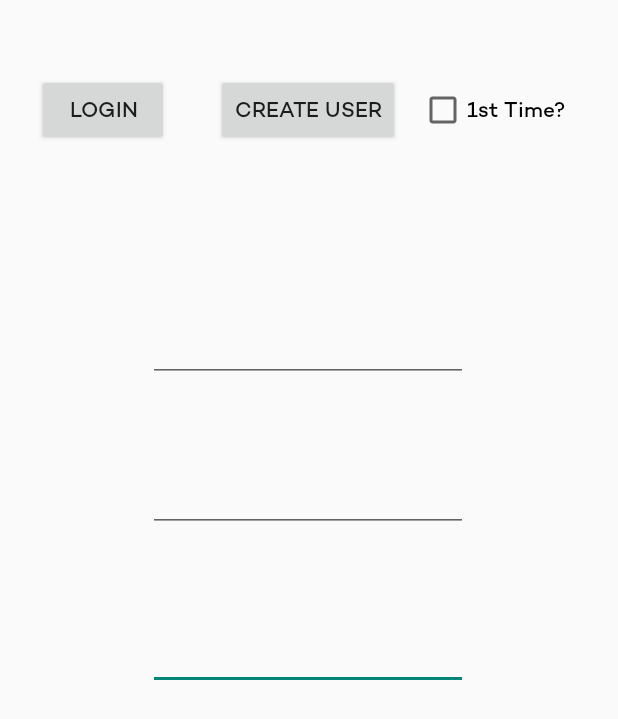
After one commit to Plytek/roadsplit, an Android app: the UserCreateActivity screen opened directly, with no data from a screen before it, on a phone screen of 412 x 824 dp. The commit adds this screen. Shown: the top 719 px of the screen. Run offline under Robolectric (Android 15) with nearby library versions, the phone set to English and light mode, and no system bars.

Commit message:
Login/User Create Activity & Logik

```diff
--- a/app/src/main/java/com/example/roadsplit/api/UserService.java
+++ b/app/src/main/java/com/example/roadsplit/api/UserService.java
@@ -55,7 +55,7 @@ public class UserService implements Callback{
 
     @Override
     public void onResponse(@NonNull Call call, @NonNull Response response) throws IOException {
-        if(response.isSuccessful())
+       /* if(response.isSuccessful())
         {
             Gson gson = new Gson();
             //Erstellt aus dem als String erhaltenen UserAccount wieder ein für Java benutzbares Objekt her
@@ -88,6 +88,6 @@ public class UserService implements Callback{
                     mainActivity.setUserAccount(user);
                 }
             });
-        }
+        }*/
     }
 }
--- a/app/src/main/res/layout/activity_tut_one.xml
+++ b/app/src/main/res/layout/activity_tut_one.xml
@@ -82,6 +82,7 @@
         android:id="@+id/imageView"
         android:layout_width="361dp"
         android:layout_height="283dp"
+        android:adjustViewBounds="false"
         app:layout_constraintBottom_toBottomOf="parent"
         app:layout_constraintEnd_toEndOf="parent"
         app:layout_constraintStart_toStartOf="parent"
--- /dev/null
+++ b/app/src/main/res/layout/activity_user_create.xml
@@ -0,0 +1,95 @@
+<?xml version="1.0" encoding="utf-8"?>
+<androidx.constraintlayout.widget.ConstraintLayout xmlns:android="http://schemas.android.com/apk/res/android"
+    xmlns:app="http://schemas.android.com/apk/res-auto"
+    xmlns:tools="http://schemas.android.com/tools"
+    android:layout_width="match_parent"
+    android:layout_height="match_parent"
+    tools:context=".activities.UserCreateActivity">
+
+    <Button
+        android:id="@+id/createButton"
+        android:layout_width="wrap_content"
+        android:layout_height="wrap_content"
+        android:onClick="create"
+        android:text="Create User"
+        app:layout_constraintBottom_toBottomOf="parent"
+        app:layout_constraintEnd_toEndOf="parent"
+        app:layout_constraintHorizontal_bias="0.498"
+        app:layout_constraintStart_toStartOf="parent"
+        app:layout_constraintTop_toTopOf="parent"
+        app:layout_constraintVertical_bias="0.064" />
+
+    <EditText
+        android:id="@+id/passwordText"
+        android:layout_width="wrap_content"
+        android:layout_height="wrap_content"
+        android:ems="10"
+        android:inputType="textPassword"
+        app:layout_constraintBottom_toBottomOf="parent"
+        app:layout_constraintEnd_toEndOf="parent"
+        app:layout_constraintHorizontal_bias="0.497"
+        app:layout_constraintStart_toStartOf="parent"
+        app:layout_constraintTop_toBottomOf="@+id/emailText"
+        app:layout_constraintVertical_bias="0.146" />
+
+    <EditText
+        android:id="@+id/nameText"
+        android:layout_width="wrap_content"
+        android:layout_height="wrap_content"
+        android:ems="10"
+        android:inputType="textPersonName"
+        app:layout_constraintBottom_toBottomOf="parent"
+        app:layout_constraintEnd_toEndOf="parent"
+        app:layout_constraintHorizontal_bias="0.497"
+        app:layout_constraintStart_toStartOf="parent"
+        app:layout_constraintTop_toBottomOf="@+id/createButton"
+        app:layout_constraintVertical_bias="0.167" />
+
+    <EditText
+        android:id="@+id/emailText"
+        android:layout_width="wrap_content"
+        android:layout_height="wrap_content"
+        android:ems="10"
+        android:inputType="textEmailAddress"
+        app:layout_constraintBottom_toBottomOf="parent"
+        app:layout_constraintEnd_toEndOf="parent"
+        app:layout_constraintHorizontal_bias="0.497"
+        app:layout_constraintStart_toStartOf="parent"
+        app:layout_constraintTop_toBottomOf="@+id/nameText"
+        app:layout_constraintVertical_bias="0.108" />
+
+    <TextView
+        android:id="@+id/resultText"
+        android:layout_width="341dp"
+        android:layout_height="244dp"
+        app:layout_constraintBottom_toBottomOf="parent"
+        app:layout_constraintEnd_toEndOf="parent"
+        app:layout_constraintStart_toStartOf="parent"
+        app:layout_constraintTop_toBottomOf="@+id/passwordText" />
+
+    <CheckBox
+        android:id="@+id/firstTimeLoginBox"
+        android:layout_width="wrap_content"
+        android:layout_height="wrap_content"
+        android:text="1st Time?"
+        app:layout_constraintBottom_toBottomOf="parent"
+        app:layout_constraintEnd_toEndOf="parent"
+        app:layout_constraintHorizontal_bias="0.888"
+        app:layout_constraintStart_toStartOf="parent"
+        app:layout_constraintTop_toTopOf="parent"
+        app:layout_constraintVertical_bias="0.072" />
+
+    <Button
+        android:id="@+id/loginButton"
+        android:layout_width="wrap_content"
+        android:layout_height="wrap_content"
+        android:onClick="login"
+        android:text="Login"
+        app:layout_constraintBottom_toBottomOf="parent"
+        app:layout_constraintEnd_toEndOf="parent"
+        app:layout_constraintHorizontal_bias="0.077"
+        app:layout_constraintStart_toStartOf="parent"
+        app:layout_constraintTop_toTopOf="parent"
+        app:layout_constraintVertical_bias="0.064" />
+
+</androidx.constraintlayout.widget.ConstraintLayout>
--- a/app/src/main/res/values/strings.xml
+++ b/app/src/main/res/values/strings.xml
@@ -1,3 +1,5 @@
 <resources>
     <string name="app_name">RoadSplit</string>
+    <!-- TODO: Remove or change this placeholder text -->
+    <string name="hello_blank_fragment">Hello blank fragment</string>
 </resources>
```
Also changed, not shown: app/src/main/AndroidManifest.xml (+14 -0 lines), app/src/main/java/com/example/roadsplit/TabAdapter.java (added, +33 -0 lines), app/src/main/java/com/example/roadsplit/TabLayoutStrategy.java (added, +22 -0 lines), app/src/main/java/com/example/roadsplit/activities/MainActivity.java (+7 -1 lines), app/src/main/java/com/example/roadsplit/activities/MapActivity.java (+12 -6 lines), app/src/main/java/com/example/roadsplit/activities/TutorialActivity.java (added, +34 -0 lines), app/src/main/java/com/example/roadsplit/activities/UserCreateActivity.java (added, +158 -0 lines), app/src/main/java/com/example/roadsplit/model/Ausgabe.java (added, +63 -0 lines), app/src/main/java/com/example/roadsplit/model/AusgabenTyp.java (added, +8 -0 lines), app/src/main/java/com/example/roadsplit/model/Reise.java (+18 -5 lines), app/src/main/java/com/example/roadsplit/model/Reisender.java (added, +62 -0 lines), app/src/main/java/com/example/roadsplit/model/Stop.java (+65 -4 lines), app/src/main/java/com/example/roadsplit/model/UserAccount.java (+34 -19 lines), app/src/main/java/com/example/roadsplit/reponses/UserResponse.java (added, +32 -0 lines), 2 more files.
